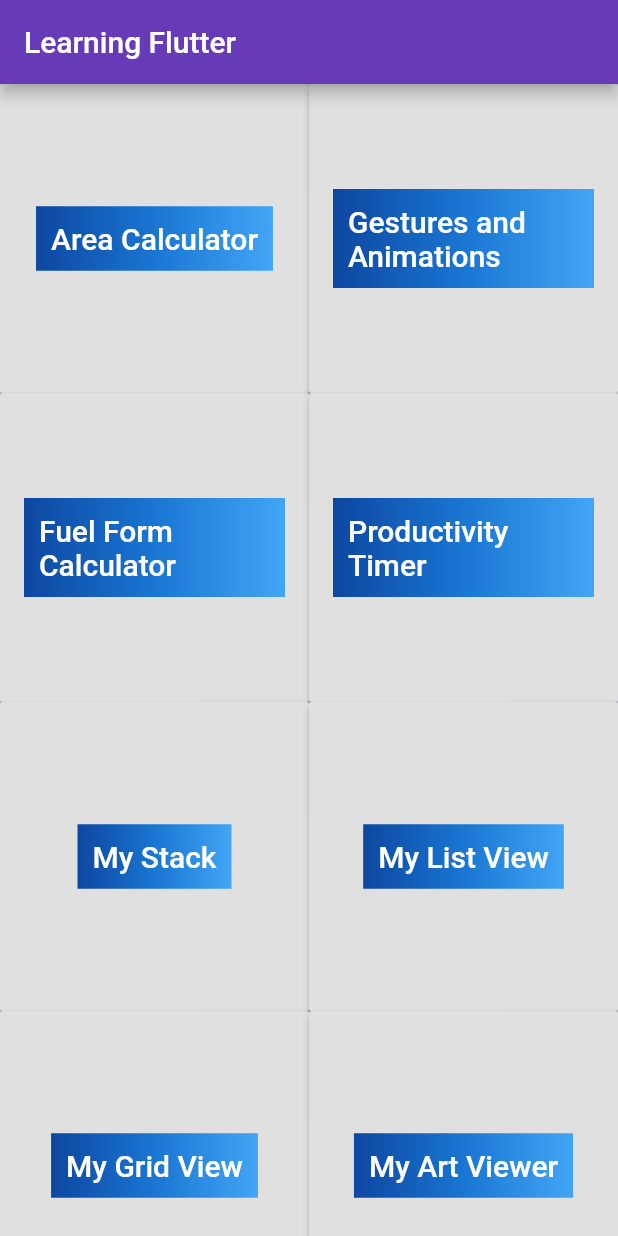
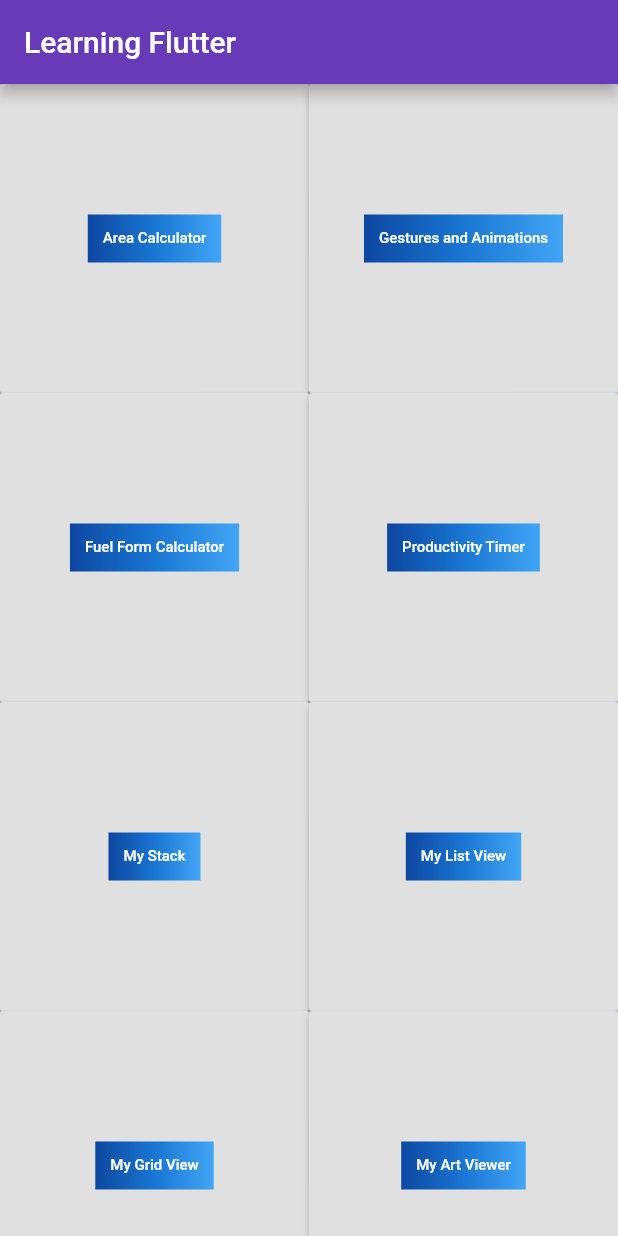
Before and after one commit to salah-yousef/flutter_first_app, a Flutter app: the screen it shows after launch, on a phone screen of 412 x 824 dp. Run offline on Flutter 3.47's test engine with Material 2 defaults, Android fonts, the phone set to English and light mode, and no system bars; our stand-ins replace assets_audio_player, percent_indicator; missing offline and left inert: screen.

Commit message:
edit font size

```diff
--- a/lib/main.dart
+++ b/lib/main.dart
@@ -65,7 +65,7 @@ class Home extends StatelessWidget {
               ),
               padding: const EdgeInsets.all(10.0),
               child:
-                  const Text('Area Calculator', style: TextStyle(fontSize: 20)),
+                  const Text('Area Calculator', style: TextStyle(fontSize: 10)),
             ),
           ),
           RaisedButton(
@@ -89,7 +89,7 @@ class Home extends StatelessWidget {
               ),
               padding: const EdgeInsets.all(10.0),
               child: const Text('Gestures and Animations',
-                  style: TextStyle(fontSize: 20)),
+                  style: TextStyle(fontSize: 10)),
             ),
           ),
           RaisedButton(
@@ -114,7 +114,7 @@ class Home extends StatelessWidget {
               ),
               padding: const EdgeInsets.all(10.0),
               child: const Text('Fuel Form Calculator',
-                  style: TextStyle(fontSize: 20)),
+                  style: TextStyle(fontSize: 10)),
             ),
           ),
           RaisedButton(
@@ -137,7 +137,7 @@ class Home extends StatelessWidget {
               ),
               padding: const EdgeInsets.all(10.0),
               child: const Text('Productivity Timer',
-                  style: TextStyle(fontSize: 20)),
+                  style: TextStyle(fontSize: 10)),
             ),
           ),
           RaisedButton(
@@ -159,7 +159,7 @@ class Home extends StatelessWidget {
                 ),
               ),
               padding: const EdgeInsets.all(10.0),
-              child: const Text('My Stack', style: TextStyle(fontSize: 20)),
+              child: const Text('My Stack', style: TextStyle(fontSize: 10)),
             ),
           ),
           RaisedButton(
@@ -181,7 +181,7 @@ class Home extends StatelessWidget {
                 ),
               ),
               padding: const EdgeInsets.all(10.0),
-              child: const Text('My List View', style: TextStyle(fontSize: 20)),
+              child: const Text('My List View', style: TextStyle(fontSize: 10)),
             ),
           ),
           RaisedButton(
@@ -203,7 +203,7 @@ class Home extends StatelessWidget {
                 ),
               ),
               padding: const EdgeInsets.all(10.0),
-              child: const Text('My Grid View', style: TextStyle(fontSize: 20)),
+              child: const Text('My Grid View', style: TextStyle(fontSize: 10)),
             ),
           ),
           RaisedButton(
@@ -227,7 +227,7 @@ class Home extends StatelessWidget {
               ),
               padding: const EdgeInsets.all(10.0),
               child:
-                  const Text('My Art Viewer', style: TextStyle(fontSize: 20)),
+                  const Text('My Art Viewer', style: TextStyle(fontSize: 10)),
             ),
           ),
           RaisedButton(
@@ -250,7 +250,7 @@ class Home extends StatelessWidget {
               ),
               padding: const EdgeInsets.all(10.0),
               child:
-                  const Text('My Art Tab Bar', style: TextStyle(fontSize: 20)),
+                  const Text('My Art Tab Bar', style: TextStyle(fontSize: 10)),
             ),
           ),
         ],
```
